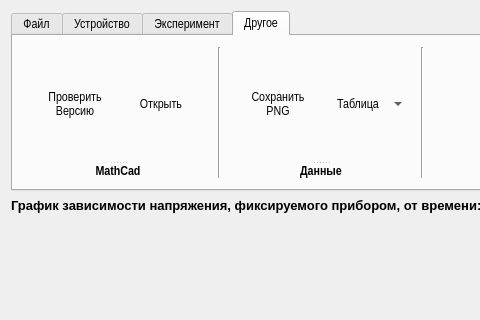
This is mainwindow.ui in gurmaaan/WeldAnalysis as Qt 5 draws it before an edit; both pictures show x 0 to 480 and y 0 to 320 of the 1129 by 620 pixel window. The edited form follows.
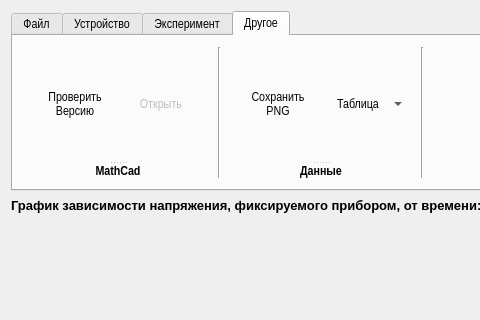
This is the edited form. Icons and pictures are not drawn. Custom widgets are drawn as their Qt base class.

```diff
--- a/mainwindow.ui
+++ b/mainwindow.ui
@@ -2,6 +2,9 @@
 <ui version="4.0">
  <class>MainWindow</class>
  <widget class="QMainWindow" name="MainWindow">
+  <property name="enabled">
+   <bool>true</bool>
+  </property>
   <property name="geometry">
    <rect>
     <x>0</x>
@@ -2122,6 +2125,9 @@
               </item>
               <item>
                <widget class="QToolButton" name="menu_other_mathcad_open_button">
+                <property name="enabled">
+                 <bool>false</bool>
+                </property>
                 <property name="sizePolicy">
                  <sizepolicy hsizetype="Fixed" vsizetype="Fixed">
                   <horstretch>0</horstretch>
```
Left out of the diff: 4 changed lines with no effect on the pictures.
